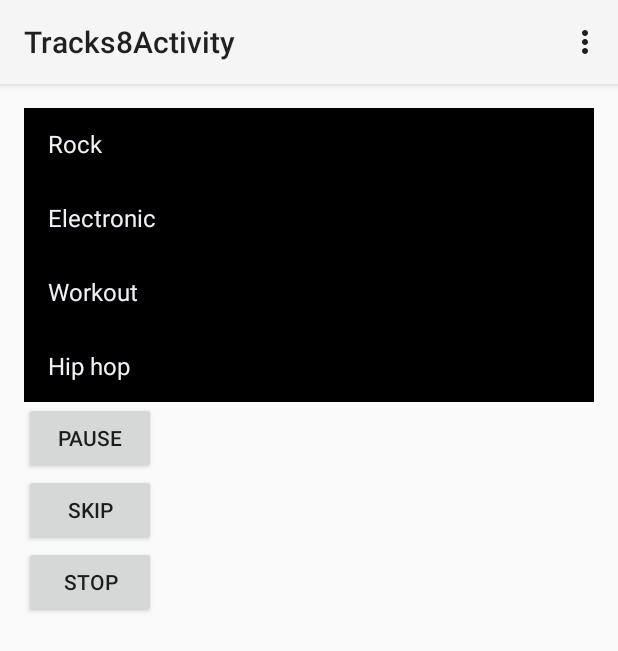
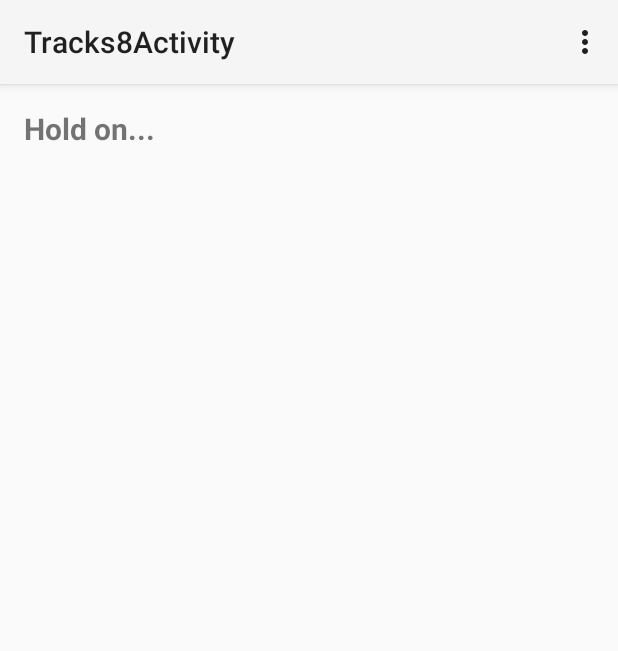
Before and after one commit to phillipchengh/Coach_K, an Android app: the Tracks8Activity screen opened directly, with no data from a screen before it, after a tap on "Rock", on a phone screen of 412 x 824 dp. Shown: the top 651 px of the screen. Run offline under Robolectric (Android 15) with nearby library versions, the phone set to English and light mode, and no system bars; 2 statements that could not run were skipped.

Commit message:
Better UI and loadingText and displays track name

```diff
--- a/android/app/src/main/java/com/coachksrun/Tracks8/utility.java
+++ b/android/app/src/main/java/com/coachksrun/Tracks8/utility.java
@@ -16,6 +16,9 @@ public class utility {
 
     public static String MIX_ID_PLAY_TOKEN_ACTION = "com.coachksrun.action.GET_MIX_ID_PLAY_TOKEN";
     public static String SKIP_SONG_ACTION = "com.coachksrun.action.SKIP_SONG";
+    public static String TRACK_NAME_ACTION = "com.coachksrun.action.GOT_TRACK_NAME";
+
+    public static String LOADING_TEXT = "Hold on...";
 
     public static final String ACTION_PLAY = "com.example.action.PLAY";
 
--- a/android/app/src/main/java/com/coachksrun/Tracks8Activity.java
+++ b/android/app/src/main/java/com/coachksrun/Tracks8Activity.java
@@ -17,10 +17,13 @@ import android.os.IBinder;
 import android.support.v4.content.LocalBroadcastManager;
 import android.view.Menu;
 import android.view.MenuItem;
+import android.view.MotionEvent;
 import android.view.View;
 import android.widget.ArrayAdapter;
+import android.widget.LinearLayout;
 import android.widget.ListView;
 import android.widget.AdapterView;
+import android.widget.TextView;
 
 import org.json.JSONArray;
 import org.json.JSONObject;
@@ -48,10 +51,14 @@ public class Tracks8Activity extends Activity
     {
         super.onCreate(savedInstanceState);
         g_broadcast_manager = LocalBroadcastManager.getInstance(getApplicationContext());
-        IntentFilter broadcast_mgr_intent_filter = new IntentFilter();
-        broadcast_mgr_intent_filter.addAction(utility.MIX_ID_PLAY_TOKEN_ACTION);
+        IntentFilter got_mixid_playtoken_intent_filter = new IntentFilter();
+	got_mixid_playtoken_intent_filter.addAction(utility.MIX_ID_PLAY_TOKEN_ACTION);
         g_broadcast_manager.registerReceiver(
-                new GotMixIdAndPlayToken_BroadcastReceiver(), broadcast_mgr_intent_filter);
+	     new GotMixIdAndPlayToken_BroadcastReceiver(), got_mixid_playtoken_intent_filter);
+        IntentFilter got_trackname_intent_filter = new IntentFilter();
+        got_trackname_intent_filter.addAction(utility.TRACK_NAME_ACTION);
+        g_broadcast_manager.registerReceiver(
+                new GotTrackName_BroadcastReceiver(),got_trackname_intent_filter);
         setContentView(R.layout.activity_tracks8);
 
         // Lets user choose genre, choose playlist (get play_token and mix_id), and start streaming.
@@ -74,37 +81,46 @@ public class Tracks8Activity extends Activity
         final String[] genre_tags = genre_name_to_tag.keySet().toArray(new String[0]);
         ArrayAdapter<String> adapter = new ArrayAdapter<String>(
                 getApplicationContext(), android.R.layout.simple_list_item_1, genre_tags);
-        ListView list_view = (ListView) findViewById(R.id.tracks8_playlists_selection_list);
-        list_view.setBackgroundColor(Color.BLACK);
+        final ListView list_view = (ListView) findViewById(
+	    R.id.tracks8_playlists_selection_list);
         list_view.setAdapter(adapter);
 
         // Gets chosen genre tag.
-        AdapterView.OnItemClickListener genreClickedHandler = new AdapterView
-                .OnItemClickListener() {
-            public void onItemClick(AdapterView parent, View v, int position, long id) {
-
+        AdapterView.OnItemClickListener genreClickedHandler = new AdapterView.OnItemClickListener() {
+		public void onItemClick(
+                  AdapterView parent, View v, int position, long id) {
 		    // 1a) Get mix id.
 		    // User chose this; stream this mix!
-                String chosen_tag = genre_name_to_tag.get(genre_tags[position]);
+		    String chosen_tag = genre_name_to_tag.get(
+			genre_tags[position]);
 		    System.out.println("Chosen genre tag: " + chosen_tag);
-                String genre_url = String.format(utility.URL_GENRE, chosen_tag);
+		    String genre_url = String.format(
+			utility.URL_GENRE, chosen_tag);
 
 		    URL url;
-                try {
+		    try
+		    {
 			url = new URL(genre_url);
 		    }
-                catch (Exception e) {
-                    System.err.println("Couldn't form url object: " + e.getMessage());
+		    catch (Exception e)
+		    {
+			System.err.println(
+			    "Couldn't form url object: " + e.getMessage());
 			return;
 		    }
 		    URL[] urls = {url};
-                System.out.println("Executing GetSelectedPlaylistMixId task....");
+		    System.out.println(
+		        "Executing GetSelectedPlaylistMixId task....");
 		    (new GetSelectedPlaylistMixId()).execute(urls);
 
 		    // 1b) Get play token.
 		    System.out.println("Executing GetPlayToken task....");
 		    (new GetPlayToken()).execute();
 
+		    list_view.setAdapter(null);
+		    TextView tview = (TextView) findViewById(R.id.track_name);
+		    tview.setVisibility(View.VISIBLE);
+		    tview.setText(utility.LOADING_TEXT);
 		}
 	    };
         list_view.setOnItemClickListener(genreClickedHandler);
@@ -163,9 +179,11 @@ public class Tracks8Activity extends Activity
             final String[] mix_names = mix_id_names.keySet().toArray(new String[0]);
             ArrayAdapter<String> adapter = new ArrayAdapter<String>(
                     getApplicationContext(), android.R.layout.simple_list_item_1, mix_names);
-            ListView list_view = (ListView) findViewById(R.id.tracks8_playlists_selection_list);
-            list_view.setBackgroundColor(Color.BLACK);
+            final ListView list_view = (ListView) findViewById(R.id.tracks8_playlists_selection_list);
             list_view.setAdapter(adapter);
+	    TextView tview = (TextView) findViewById(R.id.track_name);
+	    tview.setVisibility(View.INVISIBLE);
+
 
             // Gets chosen mix with id for streaming.
             AdapterView.OnItemClickListener mixClickedHandler = new AdapterView
@@ -181,7 +199,11 @@ public class Tracks8Activity extends Activity
                     g_broadcast_manager.sendBroadcast(got_mix_id_intent);
 
                     System.out.println("MIX ID gotten: " + g_mix_id);
+		    list_view.setAdapter(null);
 
+		    // Show pause-next-stop buttons.
+		    LinearLayout llview = (LinearLayout) findViewById(R.id.track_control_buttons);
+		    llview.setVisibility(View.VISIBLE);
                 }
             };
             list_view.setOnItemClickListener(mixClickedHandler);
@@ -296,6 +318,17 @@ public class Tracks8Activity extends Activity
     }
 
     /**
+     * Respond to Skip button click event.
+     */
+    public void skipClicked(View view)
+    {
+        if( m_bound )
+	{
+	    m_MusicService.skipTrack();
+	}
+    }
+
+    /**
      * Respond to Stop button click event.
      */
     public void stopClicked(View view)
@@ -308,6 +341,8 @@ public class Tracks8Activity extends Activity
 
     /**
      * Go back to main menu after cleaning up music service.
+     *
+     * Called by things like finish()
      */
     public void onDestroy()
     {
@@ -317,6 +352,20 @@ public class Tracks8Activity extends Activity
 	    m_MusicService.stopService(new Intent(this, MusicService.class));
 	}
 	super.onDestroy();
+    }
+
+    private class GotTrackName_BroadcastReceiver extends BroadcastReceiver
+    {
+        public void onReceive(Context context, Intent intent)
+        {
+	    String track_name = intent.getStringExtra("track_name");
+	    System.out.println("Got track name:" + track_name);
+	    TextView textview = (TextView) findViewById(R.id.track_name);
+	    textview.setText(track_name);
+	    textview.setBackgroundColor(Color.BLACK);
+	    textview.setTextColor(Color.WHITE);
+	    textview.setVisibility(View.VISIBLE);
+	}
     }
 
     @Override
--- a/android/app/src/main/res/layout/activity_tracks8.xml
+++ b/android/app/src/main/res/layout/activity_tracks8.xml
@@ -23,32 +23,56 @@
             android:horizontalSpacing="10dp"
             android:stretchMode="columnWidth"
             android:gravity="center"
+	    android:background="#000"
             />
+
+	<TextView
+	   android:id="@+id/track_name"
+	   android:visibility="gone"
+	   android:textSize="20sp"
+	   android:textStyle="bold"
+	   android:layout_width="match_parent"
+	   android:layout_height="wrap_content"/>
+
+	<LinearLayout
+	   android:layout_below="@id/track_name"
+	   android:id="@+id/track_control_buttons"
+	   android:visibility="gone"
+           android:layout_width="match_parent"
+           android:layout_height="match_parent"
+           android:orientation="horizontal">
 
           <Button
              android:id="@+id/button_pause"
-            android:layout_width="wrap_content"
+             android:layout_width="0dp"
              android:layout_height="wrap_content"
-            android:layout_gravity="bottom"
+	     android:layout_weight="0.3"
              android:text="@string/tracks8_pause"
+	     android:textColor="#FFF"
+	     android:background="#000"
              android:onClick="pauseClicked" />
 
           <Button
              android:id="@+id/button_next"
-            android:layout_width="wrap_content"
+             android:layout_width="0dp"
              android:layout_height="wrap_content"
-            android:layout_gravity="bottom"
+	     android:layout_weight="0.3"
              android:text="@string/tracks8_next"
+	     android:textColor="#FFF"
+	     android:background="#000"
              android:onClick="skipClicked" />
 
           <Button
              android:id="@+id/button_next"
-            android:layout_width="wrap_content"
+             android:layout_width="0dp"
              android:layout_height="wrap_content"
-            android:layout_gravity="bottom"
+	     android:layout_weight="0.3"
              android:text="@string/tracks8_stop"
+	     android:textColor="#FFF"
+	     android:background="#000"
              android:onClick="stopClicked" />
 
+	</LinearLayout>
     </LinearLayout>
 
 
--- a/android/app/src/main/res/values/strings.xml
+++ b/android/app/src/main/res/values/strings.xml
@@ -13,6 +13,7 @@
     <string name="tracks8_pause">Pause</string>
     <string name="tracks8_next">Skip</string>
     <string name="tracks8_stop">Stop</string>
+    <string name="tracks8_loading">Hold on...</string>
 
     <string name="hello_blank_fragment">Hello blank fragment</string>
 </resources>
```
Also changed, not shown: android/app/src/main/java/com/coachksrun/Tracks8/MusicService.java (+19 -1 lines). Lines whose indentation alone changed are shown as unchanged.
